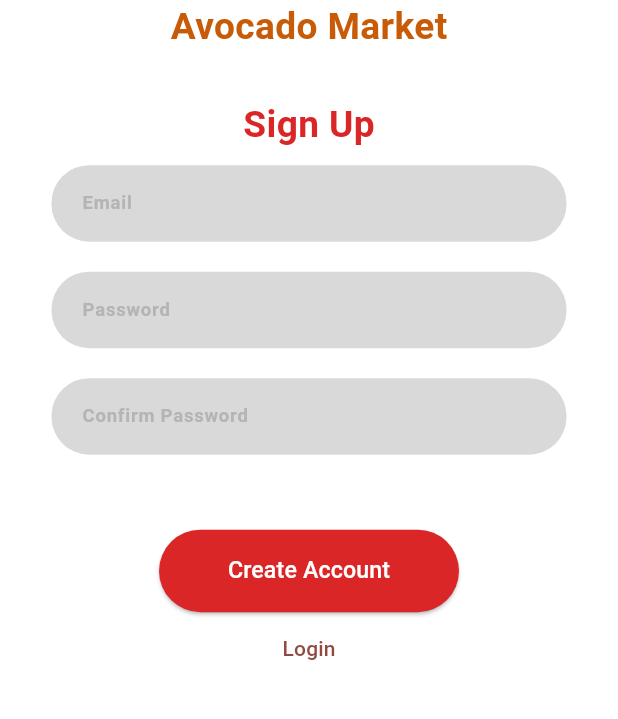
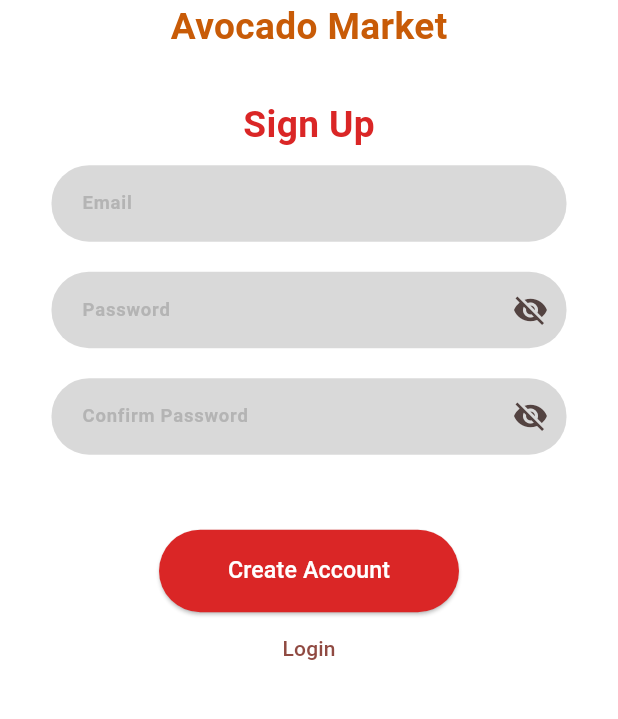
Before and after one commit to a7mdhanini/testing, a Flutter app: the SignUpPage screen opened directly, on a phone screen of 412 x 824 dp, the part 397-1116 px from its top. Run offline on Flutter 3.47's test engine with Material 3 defaults, Android fonts, the phone set to English and light mode, and no system bars; our stand-ins replace firebase_core, get; accounts and stored records are empty.

Commit message:
Auth Crl

```diff
--- a/lib/components/my_text_field.dart
+++ b/lib/components/my_text_field.dart
@@ -56,6 +56,7 @@ class MyTextField extends StatelessWidget {
         validator: validator,
         controller: controller,
         onChanged: onChanged,
+
         keyboardType: keyboardType,
         maxLines: maxLines,
         minLines: minLines,
@@ -112,7 +113,7 @@ class MyTextField extends StatelessWidget {
           ///----Focused Error Border
           focusedErrorBorder: OutlineInputBorder(
             borderRadius: BorderRadius.circular(25),
-            borderSide: const BorderSide(color: Colors.red, width: 1.5),
+            borderSide: BorderSide(color: Colors.red.shade200, width: 1.5),
           ),
         ),
       ),
--- /dev/null
+++ b/lib/config/bindings.dart
@@ -0,0 +1,9 @@
+import 'package:get/get.dart';
+import 'package:testing/controllers/auth_crl/auth_crl.dart';
+
+class MyBindings extends Bindings {
+  @override
+  void dependencies() {
+    Get.put(AuthCrl());
+  }
+}
--- /dev/null
+++ b/lib/models/auth_models/user_model.dart
@@ -0,0 +1,13 @@
+class UserModel {
+  String id;
+  String email;
+  String password;
+  String cPassword;
+
+  UserModel({
+    required this.id,
+    required this.email,
+    required this.password,
+    required this.cPassword,
+  });
+}
--- a/lib/pages/auth/signup_page.dart
+++ /dev/null
@@ -1,92 +0,0 @@
-import 'package:flutter/material.dart';
-import 'package:get/get.dart';
-import 'package:testing/components/my_button.dart';
-import 'package:testing/components/my_text_field.dart';
-import 'package:testing/constants/app_colors.dart';
-import 'package:testing/constants/app_images.dart';
-import 'package:testing/constants/app_sizes.dart';
-import 'package:testing/pages/auth/login_page.dart';
-
-class SignUpPage extends StatelessWidget {
-  const SignUpPage({super.key});
-
-  @override
-  Widget build(BuildContext context) {
-    return GestureDetector(
-      onTap: () => FocusScope.of(context).unfocus(),
-      child: Scaffold(
-        backgroundColor: AppColors.white,
-        body: SingleChildScrollView(
-          child: Column(
-            children: [
-              SizedBox(height: Sizes.statusBarHeight(context)),
-              Padding(
-                padding: const EdgeInsets.only(top: 100),
-                child: SizedBox(
-                  width: Sizes.width(context),
-                  height: Sizes.height(context) / 5,
-                  child: Image.asset(AppImages.logo),
-                ),
-              ),
-              Text(
-                'Avocado Market',
-                style: TextStyle(
-                  color: AppColors.orange,
-                  fontSize: Sizes.allSizes(context) / 50,
-                  fontWeight: FontWeight.bold,
-                ),
-              ),
-              const SizedBox(height: 30),
-              Text(
-                'Sign Up',
-                style: TextStyle(
-                  color: AppColors.red,
-                  fontSize: Sizes.allSizes(context) / 50,
-                  fontWeight: FontWeight.bold,
-                ),
-              ),
-              const SizedBox(height: 10),
-              MyTextField(
-                width: Sizes.width(context) / 1.2,
-                hintText: 'Email',
-                onChanged: (p0) {},
-                validator: (p0) {
-                  return null;
-                },
-              ),
-              const SizedBox(height: 20),
-              MyTextField(
-                width: Sizes.width(context) / 1.2,
-                hintText: 'Password',
-                onChanged: (p0) {},
-                validator: (p0) {
-                  return null;
-                },
-              ),
-              const SizedBox(height: 20),
-              MyTextField(
-                width: Sizes.width(context) / 1.2,
-                hintText: 'Confirm Password',
-                onChanged: (p0) {},
-                validator: (p0) {
-                  return null;
-                },
-              ),
-              const SizedBox(height: 50),
-              MyButton(
-                title: 'Create Account',
-                onPressed: () {},
-              ),
-              TextButton(
-                onPressed: () {
-                  Get.off(() => const LoginPage());
-                },
-                child: const Text('Login'),
-              ),
-            ],
-          ),
-        ),
-      ),
-    );
-  }
-}
--- /dev/null
+++ b/lib/pages/auth_pages/signup_page.dart
@@ -0,0 +1,133 @@
+import 'package:flutter/material.dart';
+import 'package:get/get.dart';
+import 'package:testing/components/my_button.dart';
+import 'package:testing/components/my_text_field.dart';
+import 'package:testing/constants/app_colors.dart';
+import 'package:testing/constants/app_images.dart';
+import 'package:testing/constants/app_sizes.dart';
+import 'package:testing/controllers/auth_crl/auth_crl.dart';
+import 'package:testing/pages/auth_pages/login_page.dart';
+
+class SignUpPage extends StatelessWidget {
+  const SignUpPage({super.key});
+
+  @override
+  Widget build(BuildContext context) {
+    return GestureDetector(
+      onTap: () => FocusScope.of(context).unfocus(),
+      child: GetBuilder<AuthCrl>(
+        init: AuthCrl(),
+        builder: (crl) {
+          return Scaffold(
+            backgroundColor: AppColors.white,
+            body: SingleChildScrollView(
+              child: Form(
+                key: crl.signupFormKey,
+                child: Column(
+                  children: [
+                    SizedBox(height: Sizes.statusBarHeight(context)),
+                    Padding(
+                      padding: const EdgeInsets.only(top: 100),
+                      child: SizedBox(
+                        width: Sizes.width(context),
+                        height: Sizes.height(context) / 5,
+                        child: Image.asset(AppImages.logo),
+                      ),
+                    ),
+                    Text(
+                      'Avocado Market',
+                      style: TextStyle(
+                        color: AppColors.orange,
+                        fontSize: Sizes.allSizes(context) / 50,
+                        fontWeight: FontWeight.bold,
+                      ),
+                    ),
+                    const SizedBox(height: 30),
+                    Text(
+                      'Sign Up',
+                      style: TextStyle(
+                        color: AppColors.red,
+                        fontSize: Sizes.allSizes(context) / 50,
+                        fontWeight: FontWeight.bold,
+                      ),
+                    ),
+                    const SizedBox(height: 10),
+                    MyTextField(
+                      width: Sizes.width(context) / 1.2,
+                      hintText: 'Email',
+                      onChanged: (newVal) {
+                        crl.setEmail(newVal);
+                      },
+                      validator: (newVal) {
+                        if (!crl.userModel.email.isEmail) {
+                          return '';
+                        }
+                        return null;
+                      },
+                    ),
+                    const SizedBox(height: 20),
+                    MyTextField(
+                      width: Sizes.width(context) / 1.2,
+                      hintText: 'Password',
+                      suffixIcon: crl.isVisable
+                          ? Icons.visibility
+                          : Icons.visibility_off,
+                      obscureText: !crl.isVisable,
+                      onTapSuffixIcon: () {
+                        crl.setIsVisable();
+                      },
+                      onChanged: (newVal) {
+                        crl.setPassword(newVal);
+                      },
+                      validator: (p0) {
+                        if (crl.userModel.password.length < 8) {
+                          return '';
+                        }
+                        return null;
+                      },
+                    ),
+                    const SizedBox(height: 20),
+                    MyTextField(
+                      width: Sizes.width(context) / 1.2,
+                      suffixIcon: crl.isVisable
+                          ? Icons.visibility
+                          : Icons.visibility_off,
+                      obscureText: !crl.isVisable,
+                      onTapSuffixIcon: () {
+                        crl.setIsVisable();
+                      },
+                      hintText: 'Confirm Password',
+                      onChanged: (newVal) {
+                        crl.setCPassword(newVal);
+                      },
+                      validator: (p0) {
+                        if (crl.userModel.password.length < 8) {
+                          return '';
+                        }
+                        return null;
+                      },
+                    ),
+                    const SizedBox(height: 50),
+                    MyButton(
+                      title: 'Create Account',
+                      onPressed: () {
+                        crl.signUp();
+                      },
+                    ),
+                    TextButton(
+                      onPressed: () {
+                        crl.clearData();
+                        Get.off(() => const LoginPage());
+                      },
+                      child: const Text('Login'),
+                    ),
+                  ],
+                ),
+              ),
+            ),
+          );
+        },
+      ),
+    );
+  }
+}
```
Also changed, not shown: lib/controllers/auth_crl/auth_crl.dart (added, +73 -0 lines), lib/pages/auth/login_page.dart (deleted, +0 -83 lines), lib/pages/auth_pages/login_page.dart (added, +112 -0 lines), lib/start/my_app.dart (+4 -5 lines).
